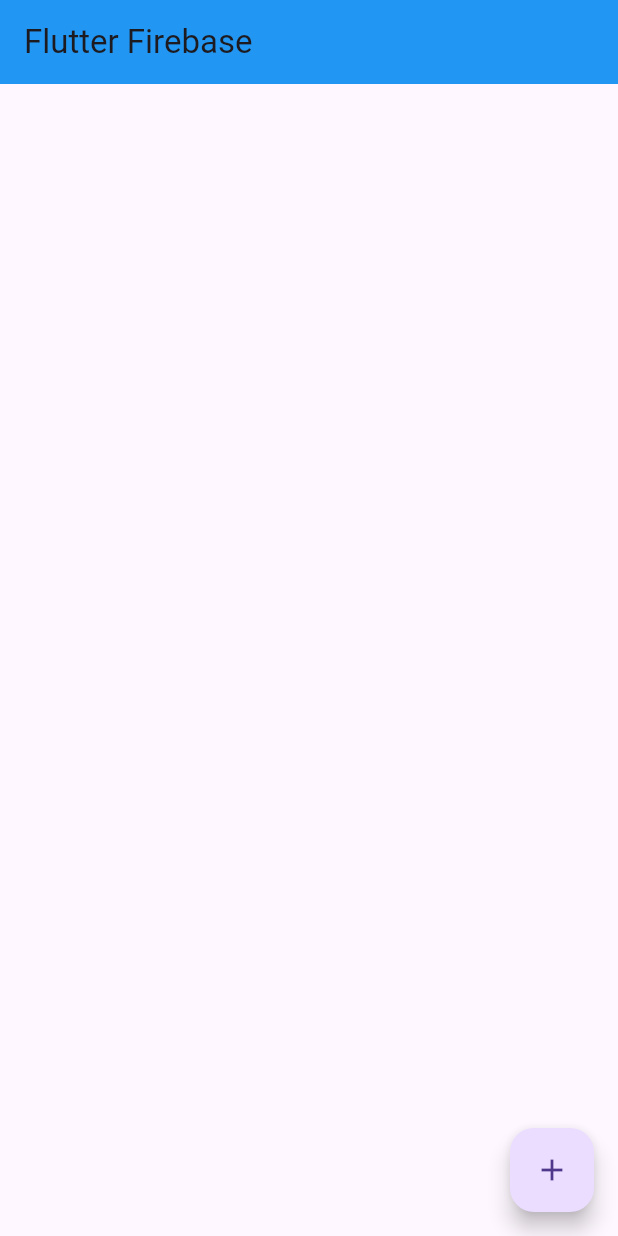
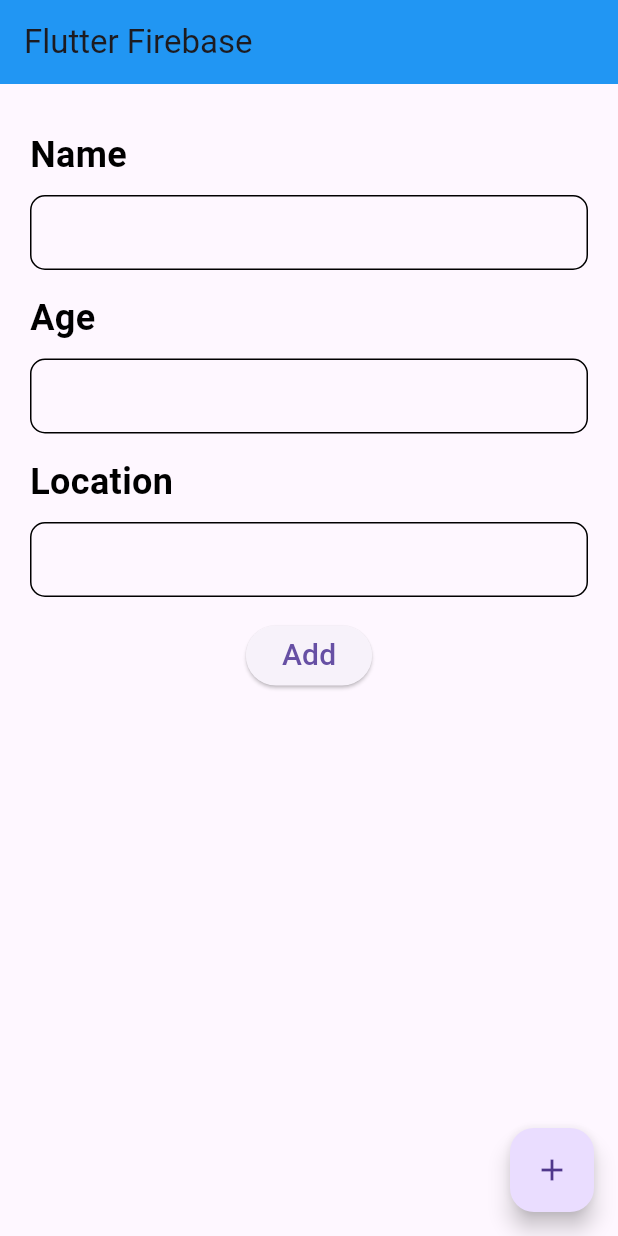
Before and after one commit to Priyanshg0211/CRUD, a Flutter app: the screen it shows after launch, on a phone screen of 412 x 824 dp. Run offline on Flutter 3.47's test engine with Material 3 defaults, Android fonts, the phone set to English and light mode, and no system bars.

Commit message:
create a form in homepage

```diff
--- a/lib/pages/home.dart
+++ b/lib/pages/home.dart
@@ -24,8 +24,75 @@
         backgroundColor: Colors.blue,
       ),
       body: Container(
+        margin: EdgeInsets.only(left: 20.0, top: 30.0, right: 20.0),
         child: Column(
-          children: [],
+          crossAxisAlignment: CrossAxisAlignment.start,
+          children: [
+            Text(
+              "Name",
+              style: TextStyle(
+                  color: Colors.black,
+                  fontSize: 24,
+                  fontWeight: FontWeight.bold),
+            ),
+            SizedBox(
+              height: 10.0,
+            ),
+            Container(
+              padding: EdgeInsets.only(left: 10.0),
+              decoration: BoxDecoration(
+                border: Border.all(),
+                borderRadius: BorderRadius.circular(10),
+              ),
+              child: TextField(
+                decoration: InputDecoration(border: InputBorder.none),
+              ),
+            ),
+            SizedBox(height: 15.0,),
+            Text(
+              "Age",
+              style: TextStyle(
+                  color: Colors.black,
+                  fontSize: 24,
+                  fontWeight: FontWeight.bold),
+            ),
+            SizedBox(
+              height: 10.0,
+            ),
+            Container(
+              padding: EdgeInsets.only(left: 10.0),
+              decoration: BoxDecoration(
+                border: Border.all(),
+                borderRadius: BorderRadius.circular(10),
+              ),
+              child: TextField(
+                decoration: InputDecoration(border: InputBorder.none),
+              ),
+            ),
+            SizedBox(height: 15.0,),
+            Text(
+              "Location",
+              style: TextStyle(
+                  color: Colors.black,
+                  fontSize: 24,
+                  fontWeight: FontWeight.bold),
+            ),
+            SizedBox(
+              height: 10.0,
+            ),
+            Container(
+              padding: EdgeInsets.only(left: 10.0),
+              decoration: BoxDecoration(
+                border: Border.all(),
+                borderRadius: BorderRadius.circular(10),
+              ),
+              child: TextField(
+                decoration: InputDecoration(border: InputBorder.none),
+              ),
+            ),
+            SizedBox(height: 15.0,),
+            Center(child: ElevatedButton(onPressed: () {}, child: Text("Add",style: TextStyle(fontSize: 20.0),))),
+          ],
         ),
       ),
     );
```
